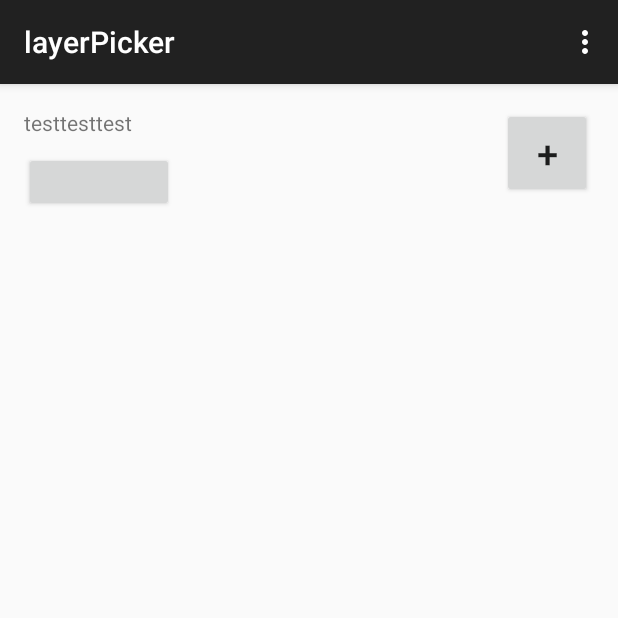
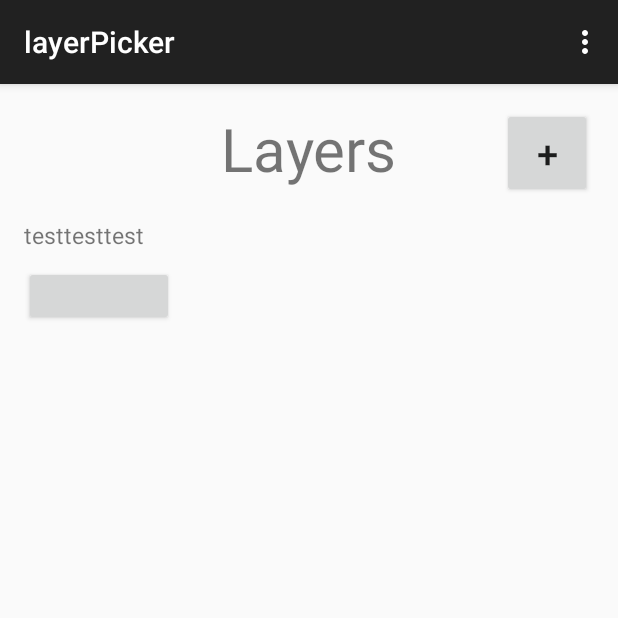
Before and after one commit to Canvas-Desk/Canvas-Desk-Android, an Android app: the screen it shows after launch (MainActivity), on a phone screen of 412 x 824 dp, the top half of it. Run offline under Robolectric (Android 15) with nearby library versions, the phone set to English and light mode, and no system bars.

Commit message:
added basic xml stuff

```diff
--- a/app/src/main/res/layout/activity_main.xml
+++ b/app/src/main/res/layout/activity_main.xml
@@ -5,9 +5,21 @@
     android:paddingTop="@dimen/activity_vertical_margin"
     android:paddingBottom="@dimen/activity_vertical_margin" tools:context=".MainActivity">
 
+
+    <TextView
+        android:id="@+id/title"
+        android:layout_width="wrap_content"
+        android:layout_height="wrap_content"
+        android:text="Layers"
+        android:textSize="40dp"
+        android:layout_centerHorizontal="true"/>
+
     <TextView
         android:id="@+id/inputText"
+        android:layout_below="@id/title"
+        android:layout_marginTop="20dp"
         android:text="testtesttest"
+        android:textSize="15dp"
         android:layout_width="wrap_content"
         android:layout_height="wrap_content" />
 
```
